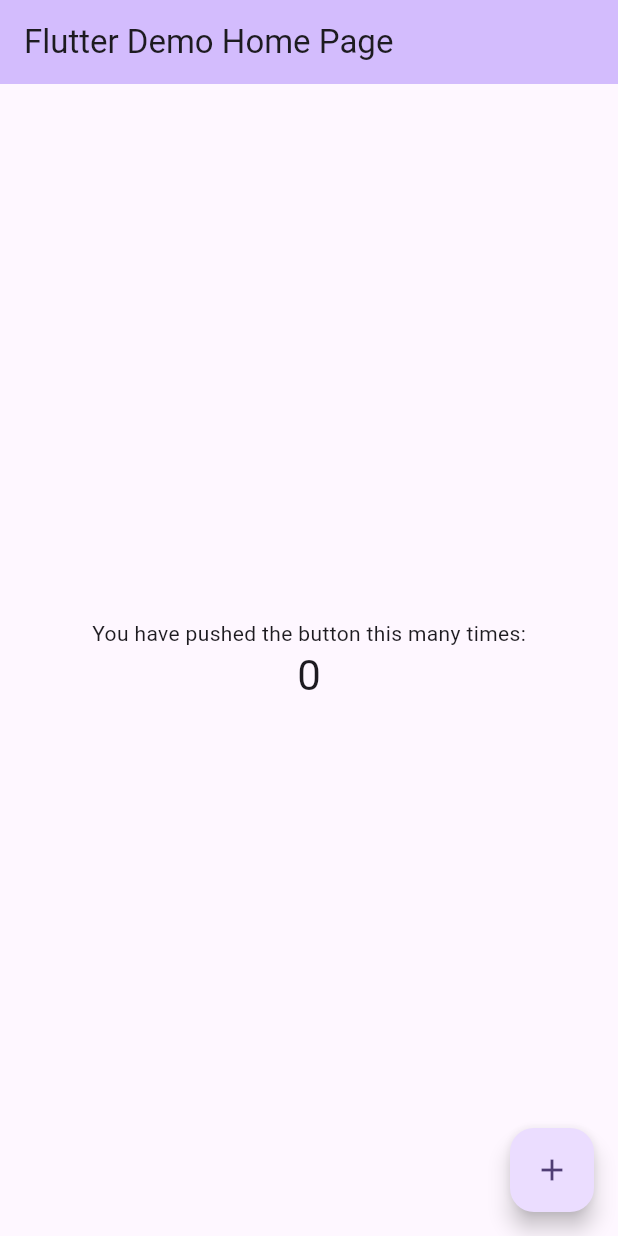
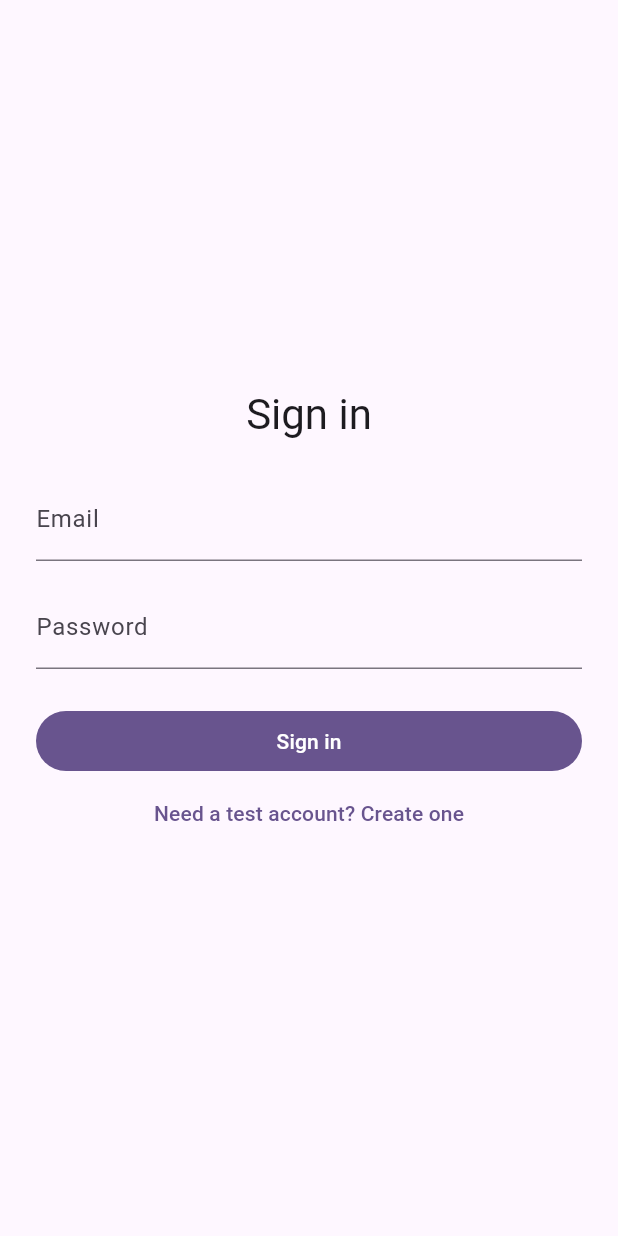
Before and after one commit to DreiLunar/Owli, a Flutter app: the screen it shows after launch, on a phone screen of 412 x 824 dp. Run offline on Flutter 3.47's test engine with Material 3 defaults, Android fonts, the phone set to English and light mode, and no system bars; our stand-ins replace cloud_firestore, firebase_auth, firebase_core, flutter_riverpod, material_ui; accounts and stored records are empty.

Commit message:
added: firebase auth and firestore

```diff
--- /dev/null
+++ b/firestore.indexes.json
@@ -0,0 +1,4 @@
+{
+  "indexes": [],
+  "fieldOverrides": []
+}
--- /dev/null
+++ b/lib/features/auth/data/auth_repository.dart
@@ -0,0 +1,24 @@
+import 'package:cloud_firestore/cloud_firestore.dart';
+import 'package:firebase_auth/firebase_auth.dart';
+
+class AuthRepository {
+  final _auth = FirebaseAuth.instance;
+  final _db = FirebaseFirestore.instance;
+
+  Stream<User?> authChanges() => _auth.authStateChanges();
+
+  Future<void> signUp(String name, String email, String password) async {
+    final cred = await _auth.createUserWithEmailAndPassword(
+        email: email.trim(), password: password);
+    await _db.collection('users').doc(cred.user!.uid).set({
+      'name': name.trim(),
+      'email': email.trim(),
+      'createdAt': FieldValue.serverTimestamp(),
+    });
+  }
+
+  Future<void> signIn(String email, String password) =>
+      _auth.signInWithEmailAndPassword(email: email.trim(), password: password);
+
+  Future<void> signOut() => _auth.signOut();
+}
--- /dev/null
+++ b/lib/features/auth/presentation/sign_in_screen.dart
@@ -0,0 +1,192 @@
+import 'package:firebase_auth/firebase_auth.dart';
+import 'package:material_ui/material_ui.dart';
+
+import '../data/auth_repository.dart';
+
+class SignInScreen extends StatefulWidget {
+  const SignInScreen({super.key});
+
+  @override
+  State<SignInScreen> createState() => _SignInScreenState();
+}
+
+class _SignInScreenState extends State<SignInScreen> {
+  final _formKey = GlobalKey<FormState>();
+  final _nameController = TextEditingController();
+  final _emailController = TextEditingController();
+  final _passwordController = TextEditingController();
+  bool _creatingAccount = false;
+  bool _submitting = false;
+  String? _errorMessage;
+
+  @override
+  void dispose() {
+    _nameController.dispose();
+    _emailController.dispose();
+    _passwordController.dispose();
+    super.dispose();
+  }
+
+  Future<void> _submit() async {
+    if (!_formKey.currentState!.validate()) return;
+
+    setState(() {
+      _submitting = true;
+      _errorMessage = null;
+    });
+
+    try {
+      if (_creatingAccount) {
+        await AuthRepository().signUp(
+          _nameController.text,
+          _emailController.text,
+          _passwordController.text,
+        );
+      } else {
+        await AuthRepository().signIn(
+          _emailController.text,
+          _passwordController.text,
+        );
+      }
+    } on FirebaseAuthException catch (error) {
+      if (mounted) setState(() => _errorMessage = _authError(error));
+    } on FirebaseException catch (error) {
+      if (mounted) {
+        setState(() {
+          _errorMessage = error.message ?? 'Firebase error (${error.code}).';
+        });
+      }
+    } finally {
+      if (mounted) setState(() => _submitting = false);
+    }
+  }
+
+  String _authError(FirebaseAuthException error) {
+    return switch (error.code) {
+      'invalid-email' => 'Enter a valid email address.',
+      'user-not-found' ||
+      'wrong-password' ||
+      'invalid-credential' => 'Email or password is incorrect.',
+      'email-already-in-use' =>
+        'An account already uses this email. Try signing in.',
+      'weak-password' => 'Choose a stronger password (at least 6 characters).',
+      'operation-not-allowed' =>
+        'Email/password sign-in is disabled in Firebase Authentication.',
+      'network-request-failed' => 'Network error. Check your connection.',
+      _ => error.message ?? 'Authentication failed (${error.code}).',
+    };
+  }
+
+  @override
+  Widget build(BuildContext context) {
+    final title = _creatingAccount ? 'Create your test account' : 'Sign in';
+
+    return Scaffold(
+      body: SafeArea(
+        child: Center(
+          child: SingleChildScrollView(
+            padding: const EdgeInsets.all(24),
+            child: ConstrainedBox(
+              constraints: const BoxConstraints(maxWidth: 420),
+              child: Form(
+                key: _formKey,
+                child: Column(
+                  crossAxisAlignment: CrossAxisAlignment.stretch,
+                  children: [
+                    Text(
+                      title,
+                      style: Theme.of(context).textTheme.headlineMedium,
+                      textAlign: TextAlign.center,
+                    ),
+                    const SizedBox(height: 24),
+                    if (_creatingAccount) ...[
+                      TextFormField(
+                        controller: _nameController,
+                        decoration: const InputDecoration(labelText: 'Name'),
+                        textInputAction: TextInputAction.next,
+                        validator: (value) =>
+                            value == null || value.trim().isEmpty
+                            ? 'Enter your name'
+                            : null,
+                      ),
+                      const SizedBox(height: 16),
+                    ],
+                    TextFormField(
+                      controller: _emailController,
+                      decoration: const InputDecoration(labelText: 'Email'),
+                      keyboardType: TextInputType.emailAddress,
+                      autofillHints: const [AutofillHints.email],
+                      textInputAction: TextInputAction.next,
+                      validator: (value) =>
+                          value == null || value.trim().isEmpty
+                          ? 'Enter your email'
+                          : null,
+                    ),
+                    const SizedBox(height: 16),
+                    TextFormField(
+                      controller: _passwordController,
+                      decoration: const InputDecoration(labelText: 'Password'),
+                      obscureText: true,
+                      autofillHints: [
+                        _creatingAccount
+                            ? AutofillHints.newPassword
+                            : AutofillHints.password,
+                      ],
+                      textInputAction: TextInputAction.done,
+                      onFieldSubmitted: (_) => _submit(),
+                      validator: (value) {
+                        if (value == null || value.isEmpty) {
+                          return 'Enter your password';
+                        }
+                        if (_creatingAccount && value.length < 6) {
+                          return 'Use at least 6 characters';
+                        }
+                        return null;
+                      },
+                    ),
+                    if (_errorMessage != null) ...[
+                      const SizedBox(height: 16),
+                      Text(
+                        _errorMessage!,
+                        style: TextStyle(
+                          color: Theme.of(context).colorScheme.error,
+                        ),
+                        textAlign: TextAlign.center,
+                      ),
+                    ],
+                    const SizedBox(height: 24),
+                    FilledButton(
+                      onPressed: _submitting ? null : _submit,
+                      child: _submitting
+                          ? const SizedBox(
+                              height: 20,
+                              width: 20,
+                              child: CircularProgressIndicator(strokeWidth: 2),
+                            )
+                          : Text(
+                              _creatingAccount ? 'Create account' : 'Sign in',
+                            ),
+                    ),
+                    TextButton(
+                      onPressed: _submitting
+                          ? null
+                          : () => setState(() {
+                              _creatingAccount = !_creatingAccount;
+                              _errorMessage = null;
+                            }),
+                      child: Text(
+                        _creatingAccount
+                            ? 'Already have an account? Sign in'
+                            : 'Need a test account? Create one',
+                      ),
+                    ),
+                  ],
+                ),
+              ),
+            ),
+          ),
+        ),
+      ),
+    );
+  }
+}
--- /dev/null
+++ b/lib/features/decks/data/deck_providers.dart
@@ -0,0 +1,4 @@
+import 'package:flutter_riverpod/flutter_riverpod.dart';
+import 'deck_repository.dart';
+
+final deckRepositoryProvider = Provider((ref) => DeckRepository());
--- a/lib/main.dart
+++ b/lib/main.dart
@@ -1,121 +1,48 @@
+import 'package:firebase_auth/firebase_auth.dart';
+import 'package:firebase_core/firebase_core.dart';
+import 'package:flutter_riverpod/flutter_riverpod.dart';
 import 'package:material_ui/material_ui.dart';
 
-void main() {
-  runApp(const MyApp());
+import 'features/auth/presentation/sign_in_screen.dart';
+import 'features/flashcards/presentation/create_deck_screen.dart';
+import 'firebase_options.dart';
+
+Future<void> main() async {
+  WidgetsFlutterBinding.ensureInitialized();
+  await Firebase.initializeApp(options: DefaultFirebaseOptions.currentPlatform);
+  runApp(const ProviderScope(child: MyApp()));
 }
 
 class MyApp extends StatelessWidget {
-  const MyApp({super.key});
+  const MyApp({super.key, this.authChanges});
 
-  // This widget is the root of your application.
+  final Stream<User?>? authChanges;
+
   @override
   Widget build(BuildContext context) {
     return MaterialApp(
-      title: 'Flutter Demo',
-      theme: ThemeData(
-        // This is the theme of your application.
-        //
-        // TRY THIS: Try running your application with "flutter run". You'll see
-        // the application has a purple toolbar. Then, without quitting the app,
-        // try changing the seedColor in the colorScheme below to Colors.green
-        // and then invoke "hot reload" (save your changes or press the "hot
-        // reload" button in a Flutter-supported IDE, or press "r" if you used
-        // the command line to start the app).
-        //
-        // Notice that the counter didn't reset back to zero; the application
-        // state is not lost during the reload. To reset the state, use hot
-        // restart instead.
-        //
-        // This works for code too, not just values: Most code changes can be
-        // tested with just a hot reload.
-        colorScheme: .fromSeed(seedColor: Colors.deepPurple),
-      ),
-      home: const MyHomePage(title: 'Flutter Demo Home Page'),
-    );
-  }
-}
-
-class MyHomePage extends StatefulWidget {
-  const MyHomePage({super.key, required this.title});
-
-  // This widget is the home page of your application. It is stateful, meaning
-  // that it has a State object (defined below) that contains fields that affect
-  // how it looks.
-
-  // This class is the configuration for the state. It holds the values (in this
-  // case the title) provided by the parent (in this case the App widget) and
-  // used by the build method of the State. Fields in a Widget subclass are
-  // always marked "final".
-
-  final String title;
-
-  @override
-  State<MyHomePage> createState() => _MyHomePageState();
-}
-
-class _MyHomePageState extends State<MyHomePage> {
-  int _counter = 0;
-
-  void _incrementCounter() {
-    setState(() {
-      // This call to setState tells the Flutter framework that something has
-      // changed in this State, which causes it to rerun the build method below
-      // so that the display can reflect the updated values. If we changed
-      // _counter without calling setState(), then the build method would not be
-      // called again, and so nothing would appear to happen.
-      _counter++;
-    });
-  }
-
-  @override
-  Widget build(BuildContext context) {
-    // This method is rerun every time setState is called, for instance as done
-    // by the _incrementCounter method above.
-    //
-    // The Flutter framework has been optimized to make rerunning build methods
-    // fast, so that you can just rebuild anything that needs updating rather
-    // than having to individually change instances of widgets.
-    return Scaffold(
-      appBar: AppBar(
-        // TRY THIS: Try changing the color here to a specific color (to
-        // Colors.amber, perhaps?) and trigger a hot reload to see the AppBar
-        // change color while the other colors stay the same.
-        backgroundColor: Theme.of(context).colorScheme.inversePrimary,
-        // Here we take the value from the MyHomePage object that was created by
-        // the App.build method, and use it to set our appbar title.
-        title: Text(widget.title),
-      ),
-      body: Center(
-        // Center is a layout widget. It takes a single child and positions it
-        // in the middle of the parent.
-        child: Column(
-          // Column is also a layout widget. It takes a list of children and
-          // arranges them vertically. By default, it sizes itself to fit its
-          // children horizontally, and tries to be as tall as its parent.
-          //
-          // Column has various properties to control how it sizes itself and
-          // how it positions its children. Here we use mainAxisAlignment to
-          // center the children vertically; the main axis here is the vertical
-          // axis because Columns are vertical (the cross axis would be
-          // horizontal).
-          //
-          // TRY THIS: Invoke "debug painting" (choose the "Toggle Debug Paint"
-          // action in the IDE, or press "p" in the console), to see the
-          // wireframe for each widget.
-          mainAxisAlignment: .center,
-          children: [
-            const Text('You have pushed the button this many times:'),
-            Text(
-              '$_counter',
-              style: Theme.of(context).textTheme.headlineMedium,
-            ),
-          ],
-        ),
-      ),
-      floatingActionButton: FloatingActionButton(
-        onPressed: _incrementCounter,
-        tooltip: 'Increment',
-        child: const Icon(Icons.add),
+      title: 'Owli',
+      theme: ThemeData(colorScheme: .fromSeed(seedColor: Colors.deepPurple)),
+      home: StreamBuilder<User?>(
+        stream: authChanges ?? FirebaseAuth.instance.authStateChanges(),
+        builder: (context, snapshot) {
+          if (snapshot.hasError) {
+            return Scaffold(
+              body: Center(
+                child: Text(
+                  'Could not check sign-in status: ${snapshot.error}',
+                ),
+              ),
+            );
+          }
+          if (snapshot.connectionState == ConnectionState.waiting) {
+            return const Scaffold(
+              body: Center(child: CircularProgressIndicator()),
+            );
+          }
+          if (snapshot.data == null) return const SignInScreen();
+          return const CreateDeckScreen(subjectId: 'test-subject');
+        },
       ),
     );
   }
--- a/pubspec.yaml
+++ b/pubspec.yaml
@@ -35,6 +35,11 @@ dependencies:
   # The following adds the Cupertino Icons font to your application.
   # Use with the CupertinoIcons class for iOS style icons.
   cupertino_icons: ^1.0.8
+  firebase_core: ^5.2.0
+  firebase_auth: ^7.1.0
+  cloud_firestore: ^7.2.0
+  flutter_riverpod: ^3.5.0
+  go_router: ^18.1.4
 
 dev_dependencies:
   flutter_test:
```
Also changed, not shown: lib/features/decks/data/deck_repository.dart (added, +56 -0 lines), lib/features/flashcards/presentation/create_deck_screen.dart (added, +133 -0 lines), firebase.json (added), lib/firebase_options.dart (added), pubspec.lock, 11 other files.
